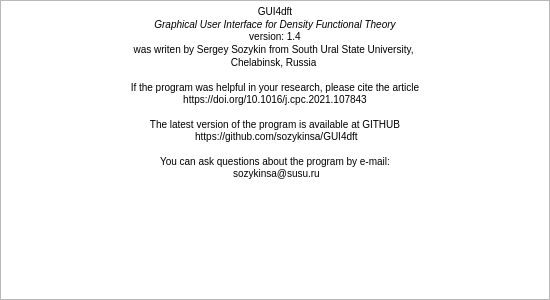
Qt form src/src_gui4dft/ui/about.ui (sozykinsa/GUI4dft) before a commit.
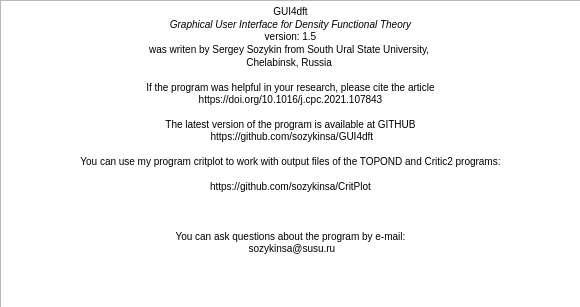
The same form after that commit.

Commit message: Information about CritPlot

Diff of the .ui file:
```diff
--- a/src/src_gui4dft/ui/about.ui
+++ b/src/src_gui4dft/ui/about.ui
@@ -6,8 +6,8 @@
    <rect>
     <x>0</x>
     <y>0</y>
-    <width>550</width>
-    <height>300</height>
+    <width>580</width>
+    <height>307</height>
    </rect>
   </property>
   <property name="sizePolicy">
@@ -24,8 +24,8 @@
     <rect>
      <x>0</x>
      <y>0</y>
-     <width>550</width>
-     <height>300</height>
+     <width>581</width>
+     <height>311</height>
     </rect>
    </property>
    <property name="sizePolicy">
@@ -40,11 +40,14 @@
 p, li { white-space: pre-wrap; }
 &lt;/style&gt;&lt;/head&gt;&lt;body style=&quot; font-family:'MS Shell Dlg 2'; font-size:7.8pt; font-weight:400; font-style:normal;&quot;&gt;
 &lt;p align=&quot;center&quot; style=&quot; margin-top:0px; margin-bottom:0px; margin-left:0px; margin-right:0px; -qt-block-indent:0; text-indent:0px;&quot;&gt;GUI4dft&lt;/p&gt;
-&lt;p align=&quot;center&quot; style=&quot; margin-top:0px; margin-bottom:0px; margin-left:0px; margin-right:0px; -qt-block-indent:0; text-indent:0px;&quot;&gt;&lt;span style=&quot; font-style:italic;&quot;&gt;Graphical User Interface for Density Functional Theory&lt;/span&gt;&lt;br /&gt;version: 1.4&lt;/p&gt;
+&lt;p align=&quot;center&quot; style=&quot; margin-top:0px; margin-bottom:0px; margin-left:0px; margin-right:0px; -qt-block-indent:0; text-indent:0px;&quot;&gt;&lt;span style=&quot; font-style:italic;&quot;&gt;Graphical User Interface for Density Functional Theory&lt;/span&gt;&lt;br /&gt;version: 1.5&lt;/p&gt;
 &lt;p align=&quot;center&quot; style=&quot; margin-top:0px; margin-bottom:0px; margin-left:0px; margin-right:0px; -qt-block-indent:0; text-indent:0px;&quot;&gt;was writen by Sergey Sozykin from South Ural State University, &lt;/p&gt;
 &lt;p align=&quot;center&quot; style=&quot; margin-top:0px; margin-bottom:0px; margin-left:0px; margin-right:0px; -qt-block-indent:0; text-indent:0px;&quot;&gt;Chelabinsk, Russia &lt;/p&gt;
 &lt;p align=&quot;center&quot; style=&quot; margin-top:12px; margin-bottom:12px; margin-left:0px; margin-right:0px; -qt-block-indent:0; text-indent:0px;&quot;&gt;If the program was helpful in your research, please cite the article &lt;br /&gt;https://doi.org/10.1016/j.cpc.2021.107843&lt;/p&gt;
 &lt;p align=&quot;center&quot; style=&quot; margin-top:12px; margin-bottom:12px; margin-left:0px; margin-right:0px; -qt-block-indent:0; text-indent:0px;&quot;&gt;The latest version of the program is available at GITHUB&lt;br /&gt; https://github.com/sozykinsa/GUI4dft&lt;/p&gt;
+&lt;p align=&quot;center&quot; style=&quot; margin-top:12px; margin-bottom:12px; margin-left:0px; margin-right:0px; -qt-block-indent:0; text-indent:0px;&quot;&gt;You can use my program critplot to work with output files of the TOPOND and Critic2 programs:&lt;/p&gt;
+&lt;p align=&quot;center&quot; style=&quot; margin-top:12px; margin-bottom:12px; margin-left:0px; margin-right:0px; -qt-block-indent:0; text-indent:0px;&quot;&gt;https://github.com/sozykinsa/CritPlot&lt;/p&gt;
+&lt;p align=&quot;center&quot; style=&quot;-qt-paragraph-type:empty; margin-top:12px; margin-bottom:12px; margin-left:0px; margin-right:0px; -qt-block-indent:0; text-indent:0px;&quot;&gt;&lt;br /&gt;&lt;/p&gt;
 &lt;p align=&quot;center&quot; style=&quot; margin-top:12px; margin-bottom:12px; margin-left:0px; margin-right:0px; -qt-block-indent:0; text-indent:0px;&quot;&gt;You can ask questions about the program by e-mail:&lt;br /&gt; sozykinsa@susu.ru&lt;/p&gt;&lt;/body&gt;&lt;/html&gt;</string>
    </property>
   </widget>
```
The commit also changes 4 other files.
